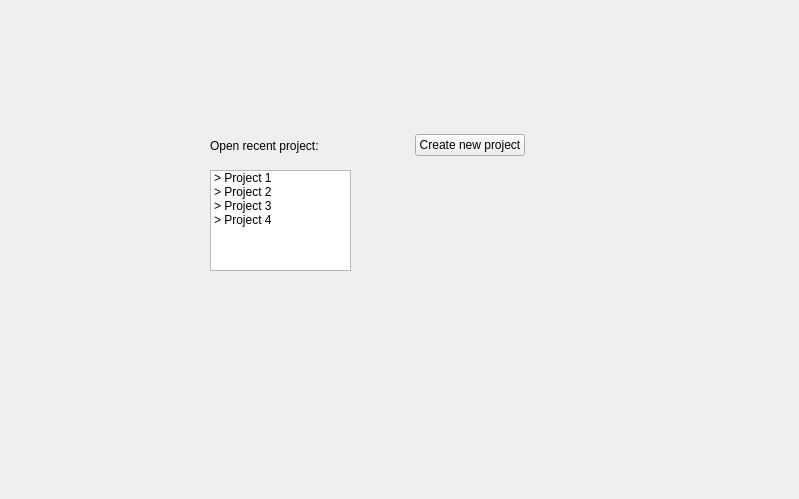
The window that project_form.ui (nandra/IDE) describes before a commit, drawn with Qt 5.
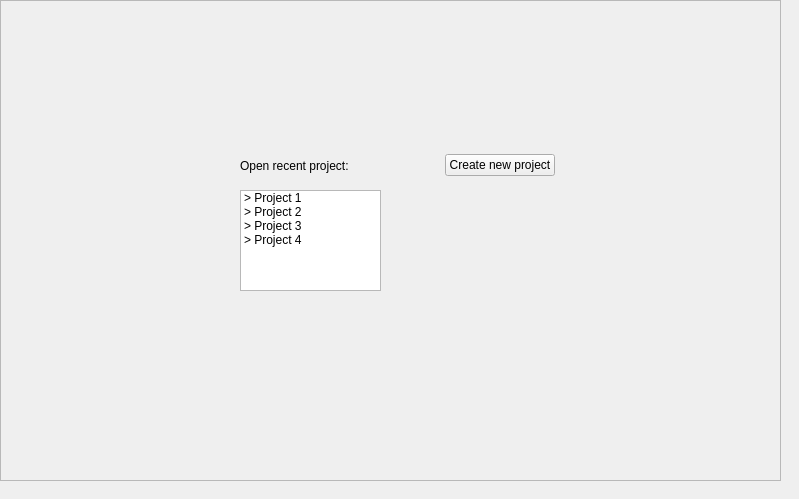
The same window after the commit. Icons and pictures are not drawn.

Commit message: Reworked main windows using stacked-frame object.

What changed in the file:
```diff
--- a/project_form.ui
+++ b/project_form.ui
@@ -13,27 +13,26 @@
   <property name="windowTitle">
    <string>Form</string>
   </property>
-  <widget class="QLabel" name="label">
+  <widget class="QFrame" name="frame">
    <property name="geometry">
     <rect>
-     <x>230</x>
-     <y>40</y>
-     <width>261</width>
-     <height>61</height>
+     <x>0</x>
+     <y>0</y>
+     <width>781</width>
+     <height>481</height>
     </rect>
    </property>
-   <property name="text">
-    <string/>
+   <property name="frameShape">
+    <enum>QFrame::StyledPanel</enum>
    </property>
-   <property name="pixmap">
-    <pixmap resource="icons.qrc">:/new/prefix1/images/header_en.png</pixmap>
+   <property name="frameShadow">
+    <enum>QFrame::Raised</enum>
    </property>
-  </widget>
   <widget class="QWidget" name="horizontalLayoutWidget">
    <property name="geometry">
     <rect>
-     <x>210</x>
-     <y>120</y>
+      <x>240</x>
+      <y>140</y>
      <width>315</width>
      <height>51</height>
     </rect>
@@ -68,11 +67,27 @@
     </item>
    </layout>
   </widget>
+   <widget class="QLabel" name="label">
+    <property name="geometry">
+     <rect>
+      <x>260</x>
+      <y>60</y>
+      <width>261</width>
+      <height>61</height>
+     </rect>
+    </property>
+    <property name="text">
+     <string/>
+    </property>
+    <property name="pixmap">
+     <pixmap resource="icons.qrc">:/new/prefix1/images/header_en.png</pixmap>
+    </property>
+   </widget>
   <widget class="QListWidget" name="listWidget">
    <property name="geometry">
     <rect>
-     <x>210</x>
-     <y>170</y>
+      <x>240</x>
+      <y>190</y>
      <width>141</width>
      <height>101</height>
     </rect>
@@ -97,6 +112,7 @@
      <string>&gt; Project 4</string>
     </property>
    </item>
+   </widget>
   </widget>
  </widget>
  <resources>
```
Lines whose indentation alone changed are shown as unchanged. The commit also changes 12 other files.
